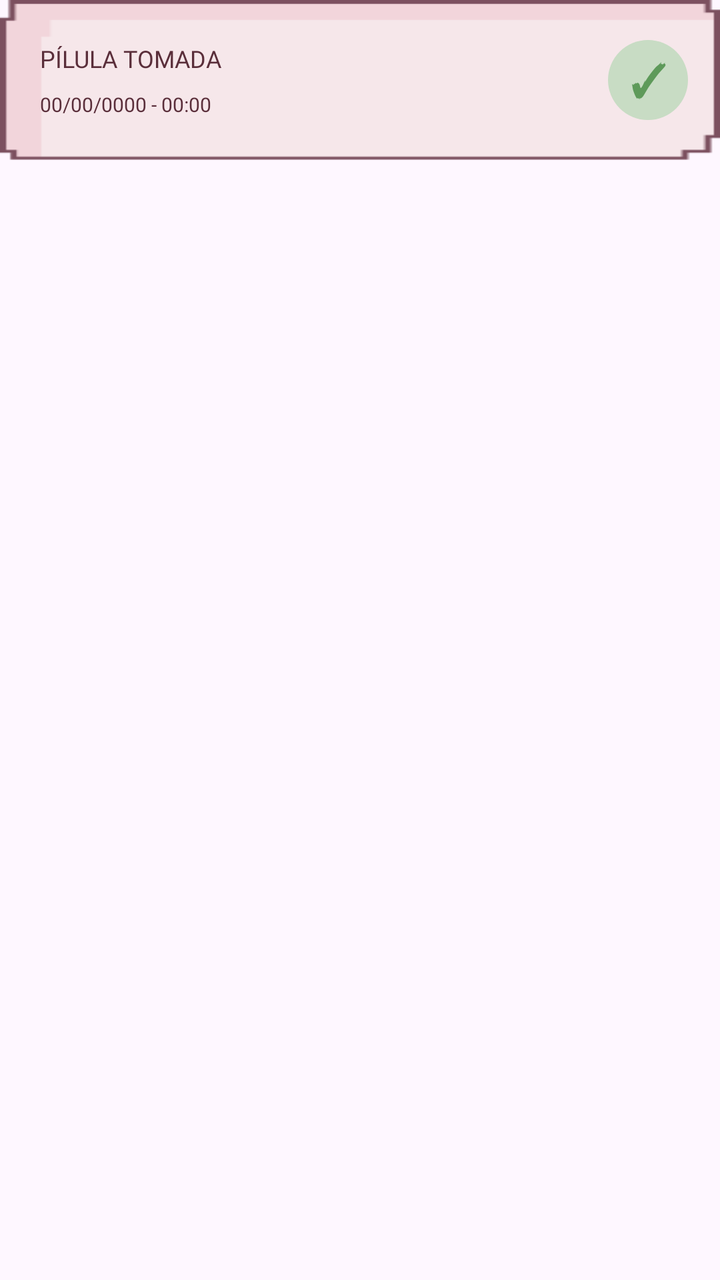
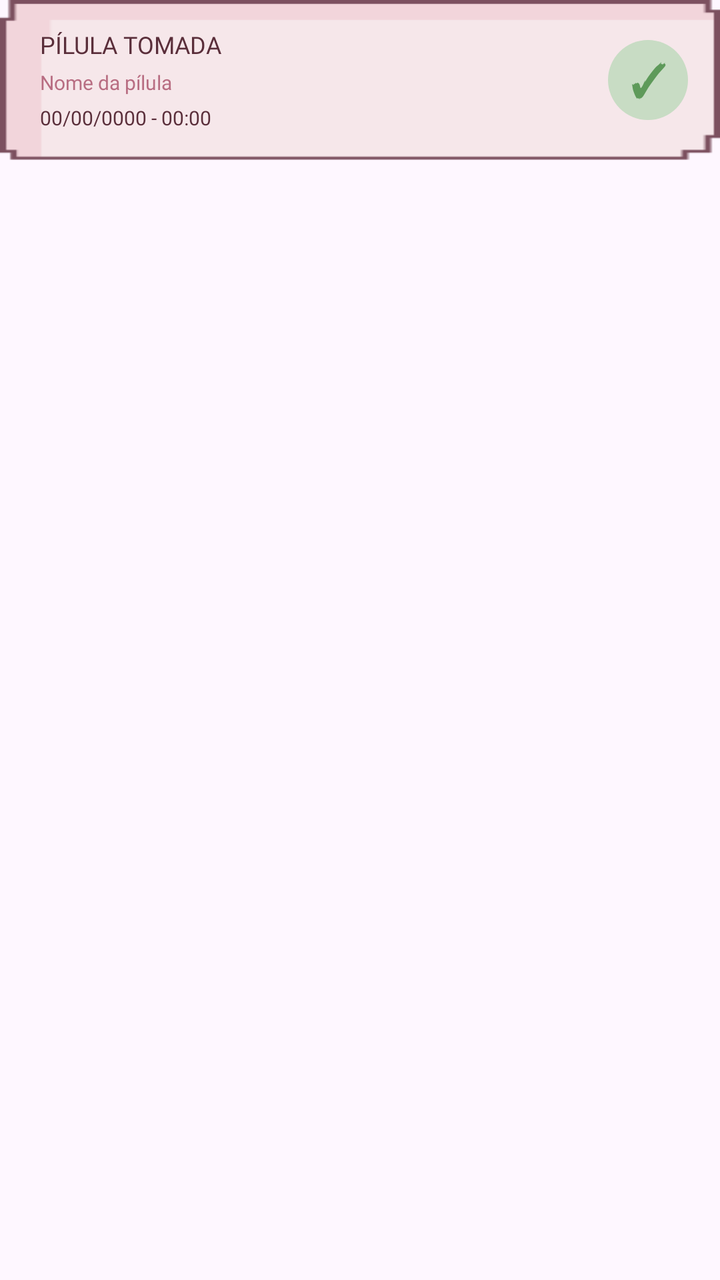

Screens rendered from an Android XML layout before and after an edit, with the pre-edit source and the edit as a unified diff.
<!-- AndroidManifest.xml: application theme Theme.AplicativoCicli -->
<!-- res/layout/card_hist.xml -->
<?xml version="1.0" encoding="utf-8"?>
<LinearLayout xmlns:android="http://schemas.android.com/apk/res/android"
    android:layout_width="match_parent"
    android:layout_height="wrap_content"
    android:layout_marginBottom="16dp"
    android:orientation="vertical">

    <FrameLayout
        android:layout_width="match_parent"
        android:layout_height="80dp"
        android:background="@drawable/card_alarme">

        <LinearLayout
            android:layout_width="wrap_content"
            android:layout_height="match_parent"
            android:gravity="center_vertical"
            android:orientation="vertical"
            android:paddingStart="20dp">

            <TextView
                android:id="@+id/txt_status"
                android:layout_width="wrap_content"
                android:layout_height="wrap_content"
                android:fontFamily="@font/silkscreen_regular"
                android:text="PÍLULA TOMADA"
                android:textColor="#5A2E3A"
                android:textSize="12sp" />

            <TextView
                android:id="@+id/txt_data"
                android:layout_width="wrap_content"
                android:layout_height="wrap_content"
                android:layout_marginTop="8dp"
                android:fontFamily="@font/silkscreen_regular"
                android:text="00/00/0000 - 00:00"
                android:textColor="#5A2E3A"
                android:textSize="10sp" />
        </LinearLayout>

        <TextView
            android:id="@+id/icone_status"
            android:layout_width="40dp"
            android:layout_height="40dp"
            android:layout_gravity="end|center_vertical"
            android:layout_marginEnd="16dp"
            android:background="@drawable/bg_circulo"
            android:gravity="center"
            android:text="✓"
            android:textColor="#5E9A5A"
            android:textSize="22sp"
            android:textStyle="bold" />
    </FrameLayout>

    <LinearLayout
        android:id="@+id/aviso"
        android:layout_width="match_parent"
        android:layout_height="wrap_content"
        android:layout_marginTop="6dp"
        android:background="@drawable/bg_aviso"
        android:gravity="center_vertical"
        android:orientation="horizontal"
        android:padding="8dp"
        android:visibility="gone">

        <TextView
            android:layout_width="wrap_content"
            android:layout_height="wrap_content"
            android:text="⚠"
            android:textColor="#A33A3A"
            android:textSize="16sp" />

        <TextView
            android:layout_width="match_parent"
            android:layout_height="wrap_content"
            android:layout_marginStart="8dp"
            android:fontFamily="@font/silkscreen_regular"
            android:text="Verifique tempo de atraso da pílula e reponha o medicamento se necessário ou utilize um método de barreira"
            android:textColor="#7A2E2E"
            android:textSize="9sp" />
    </LinearLayout>
</LinearLayout>
<!-- resources referenced by this layout -->
<resources>
  <!-- drawable bg_aviso (drawable) -->
  <shape xmlns:android="http://schemas.android.com/apk/res/android" android:shape="rectangle">
      <solid android:color="#F2C4C0" />
      <corners android:radius="8dp" />
  </shape>
  <!-- drawable bg_circulo (drawable) -->
  <shape xmlns:android="http://schemas.android.com/apk/res/android" android:shape="oval">
      <solid android:color="#C8DCC4" />
  </shape>
  <!-- drawable card_alarme: png bitmap (drawable, 998 bytes) -->
  <style name="Theme.AplicativoCicli" parent="Base.Theme.AplicativoCicli" />
  <style name="Base.Theme.AplicativoCicli" parent="Theme.Material3.DayNight.NoActionBar">
      </style>
</resources>

<!-- the commit's change to res/layout/card_hist.xml (unified diff, before → after) -->
@@ -27,10 +27,20 @@
                 android:textSize="12sp" />
 
             <TextView
+                android:id="@+id/txt_nome"
+                android:layout_width="wrap_content"
+                android:layout_height="wrap_content"
+                android:layout_marginTop="4dp"
+                android:fontFamily="@font/silkscreen_regular"
+                android:text="Nome da pílula"
+                android:textColor="#B86D82"
+                android:textSize="10sp" />
+
+            <TextView
                 android:id="@+id/txt_data"
                 android:layout_width="wrap_content"
                 android:layout_height="wrap_content"
-                android:layout_marginTop="8dp"
+                android:layout_marginTop="4dp"
                 android:fontFamily="@font/silkscreen_regular"
                 android:text="00/00/0000 - 00:00"
                 android:textColor="#5A2E3A"
